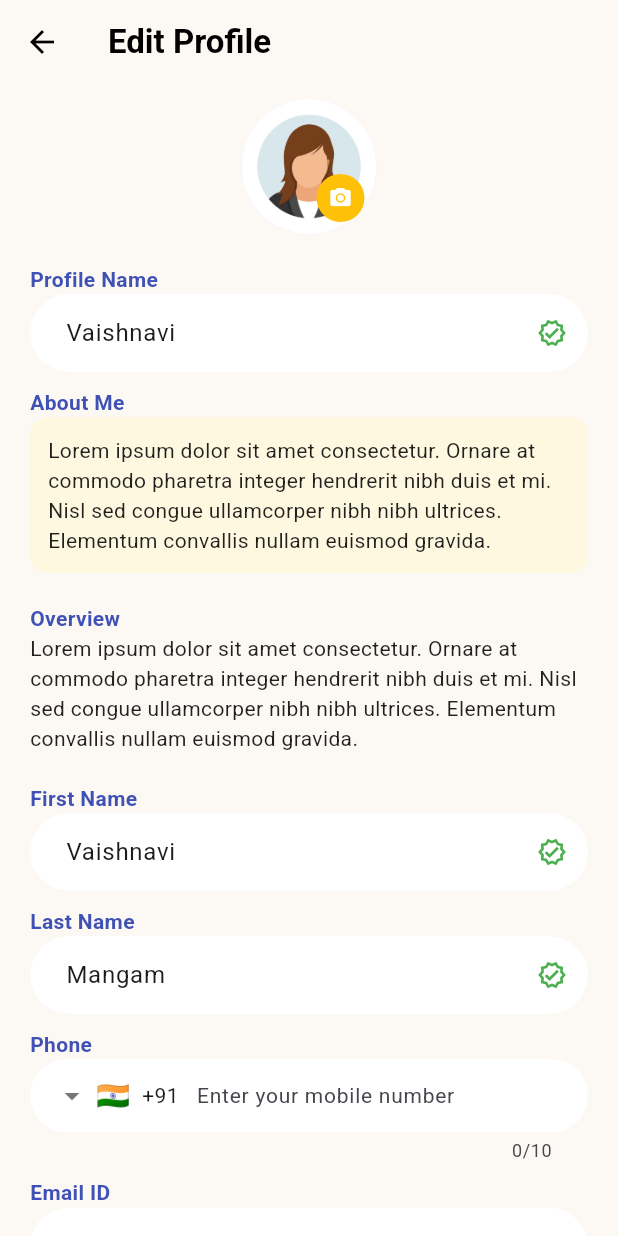
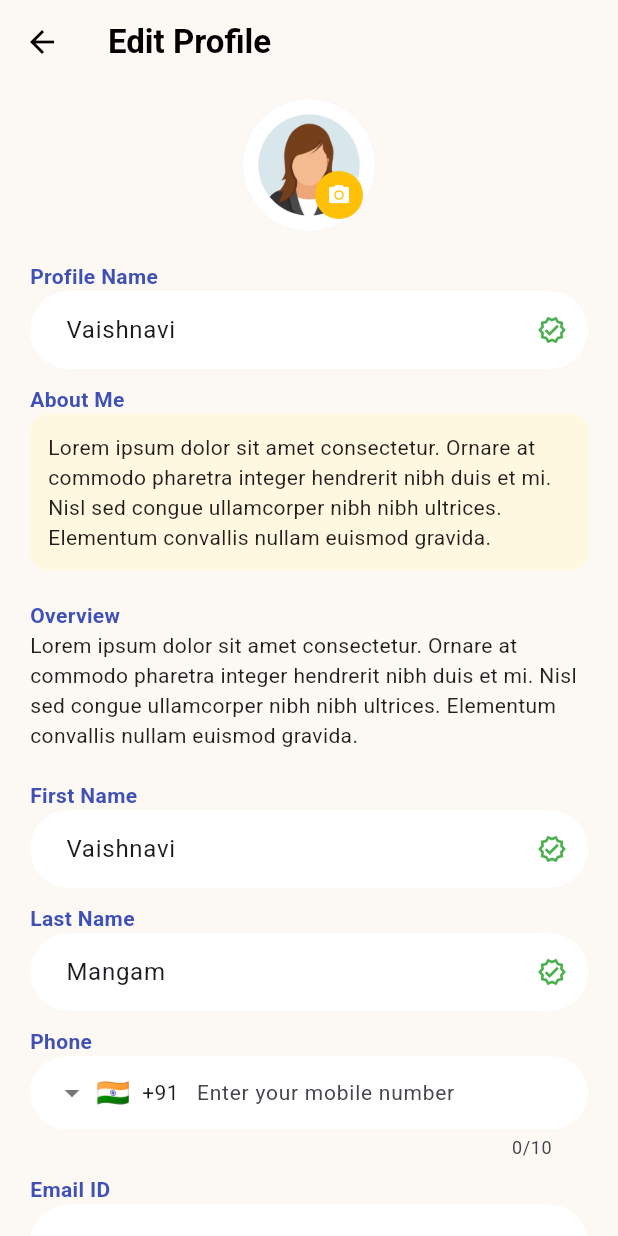
Before and after one commit to shubhamchavan123/buddha_wellness, a Flutter app: the EditProfileScreen screen opened directly, on a phone screen of 412 x 824 dp. Run offline on Flutter 3.47's test engine with Material 3 defaults, Android fonts, the light colour scheme and no system bars; drawn by our look-alikes of intl_phone_field; our stand-ins replace auto_size_text, carousel_slider, flutter_countdown_timer, google_fonts, google_nav_bar, line_icons and 6 more; accounts and stored records are empty.

Commit message:
commit release build

```diff
--- a/lib/screens/EditProfileScreen.dart
+++ b/lib/screens/EditProfileScreen.dart
@@ -48,7 +48,7 @@ class _EditProfileScreenState extends State<EditProfileScreen> {
                 alignment: Alignment.center,
                 children: [
                   const CircleAvatar(
-                    radius: 45,
+                    radius: 44,
                     backgroundImage: AssetImage(
                       "assets/images/profile.png",
                     ),
```
